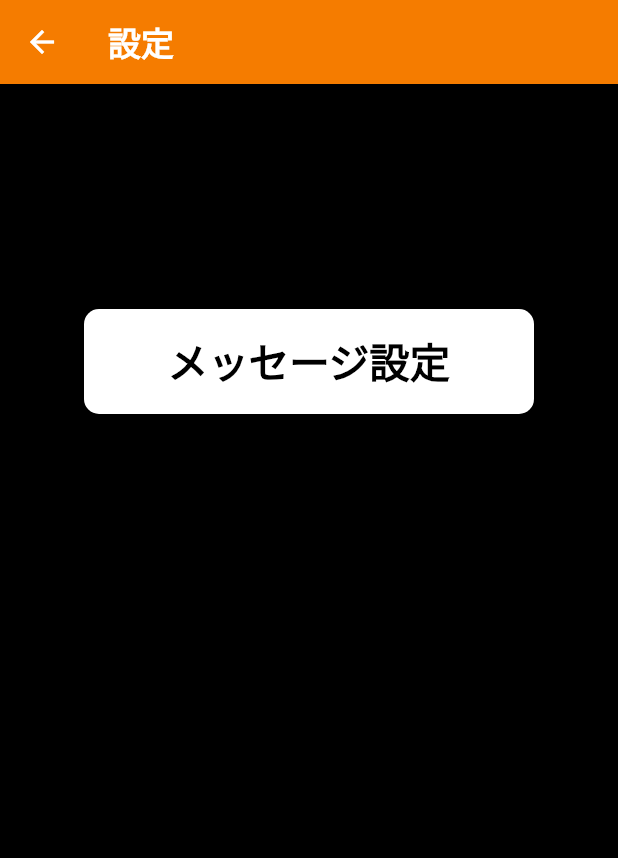
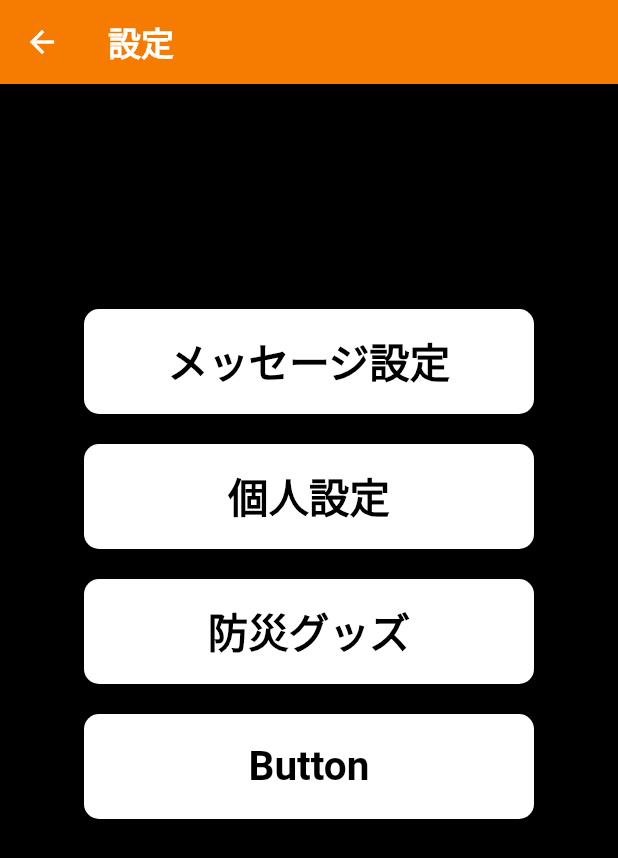
Before and after one commit to Akihi-Sumi/GraduateProject, a Flutter app: the SettingsScreen screen opened directly, on a phone screen of 412 x 824 dp. Shown: the top 858 px of the screen. Run offline on Flutter 3.47's test engine with Material 2 defaults, Android fonts, the phone set to English and light mode, and no system bars.

Commit message:
Edited setting screen

```diff
--- a/lib/ui/settings_screen.dart
+++ b/lib/ui/settings_screen.dart
@@ -31,9 +31,7 @@ class SettingsScreen extends StatelessWidget {
                     width: 300,
                     height: 70,
                     child: TextButton(
-                          onPressed: () {
-                            print("pressed...");
-                          },
+                      onPressed: () {},
                       style: TextButton.styleFrom(
                           backgroundColor: Colors.white,
                           shape: RoundedRectangleBorder(
@@ -48,20 +46,81 @@ class SettingsScreen extends StatelessWidget {
                         ),
                       ),
                     ),
+                  ),
+                ),
+                Padding(
+                  padding: EdgeInsetsDirectional.fromSTEB(0, 20, 0, 0),
+                  child: SizedBox(
+                    width: 300,
+                    height: 70,
+                    child: TextButton(
+                      onPressed: () {},
+                      style: TextButton.styleFrom(
+                          backgroundColor: Colors.white,
+                          shape: RoundedRectangleBorder(
+                            borderRadius: BorderRadius.all(Radius.circular(10)),
                           )),
+                      child: Text(
+                        "個人設定",
+                        style: TextStyle(
+                          color: Colors.black,
+                          fontSize: 27,
+                          fontWeight: FontWeight.w700,
+                        ),
+                      ),
+                    ),
+                  ),
+                ),
+                Padding(
+                  padding: EdgeInsetsDirectional.fromSTEB(0, 20, 0, 0),
+                  child: SizedBox(
+                    width: 300,
+                    height: 70,
+                    child: TextButton(
+                      onPressed: () {},
+                      style: TextButton.styleFrom(
+                          backgroundColor: Colors.white,
+                          shape: RoundedRectangleBorder(
+                            borderRadius: BorderRadius.all(Radius.circular(10)),
+                          )),
+                      child: Text(
+                        "防災グッズ",
+                        style: TextStyle(
+                          color: Colors.black,
+                          fontSize: 27,
+                          fontWeight: FontWeight.w700,
+                        ),
+                      ),
+                    ),
+                  ),
+                ),
+                Padding(
+                  padding: EdgeInsetsDirectional.fromSTEB(0, 20, 0, 0),
+                  child: SizedBox(
+                    width: 300,
+                    height: 70,
+                    child: TextButton(
+                      onPressed: () {},
+                      style: TextButton.styleFrom(
+                          backgroundColor: Colors.white,
+                          shape: RoundedRectangleBorder(
+                            borderRadius: BorderRadius.all(Radius.circular(10)),
+                          )),
+                      child: Text(
+                        "Button",
+                        style: TextStyle(
+                          color: Colors.black,
+                          fontSize: 27,
+                          fontWeight: FontWeight.w700,
+                        ),
+                      ),
+                    ),
+                  ),
+                )
               ],
-              )),
             ),
-        // body: Container(
-        //   width: double.infinity,
-        //   height: double.infinity,
-        //   child: Center(
-        //       child: Text(
-        //     "Family, Receive, Review, Rip",
-        //     style: TextStyle(
-        //         color: Colors.white, fontWeight: FontWeight.bold, fontSize: 20),
-        //   )),
-        // ),
+          ),
+        ),
       ),
     );
   }
```
Also changed, not shown: lib/ui/home_screen.dart (+6 -5 lines), lib/ui/message_screen.dart (+6 -5 lines). Lines whose indentation alone changed are shown as unchanged.
